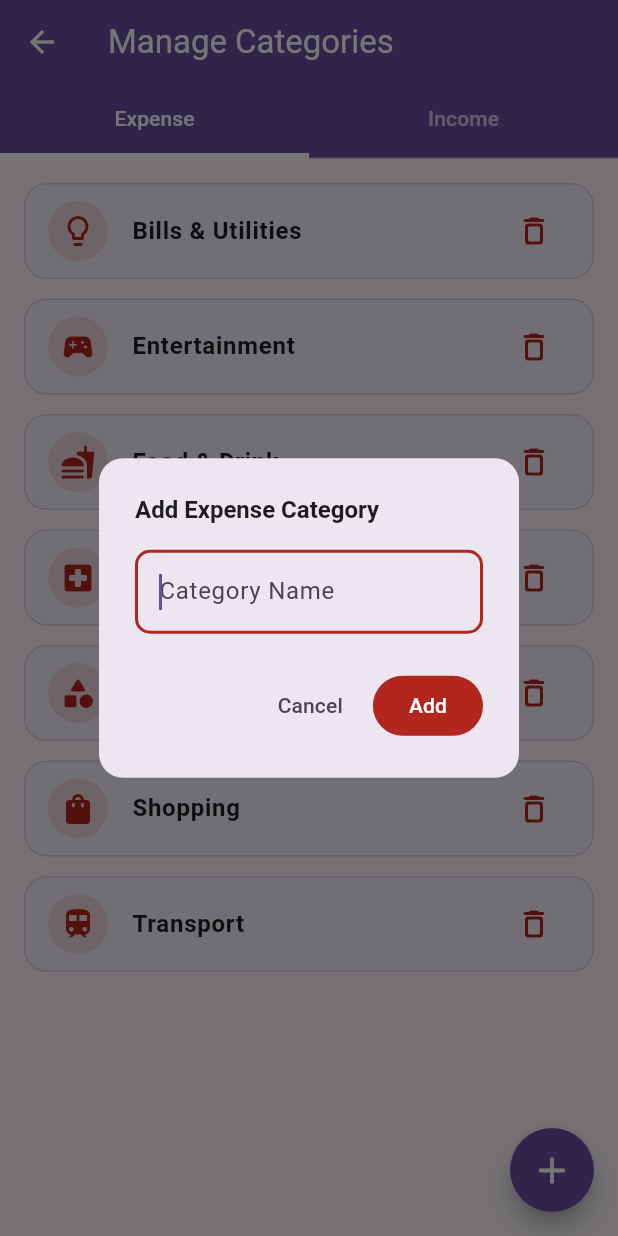
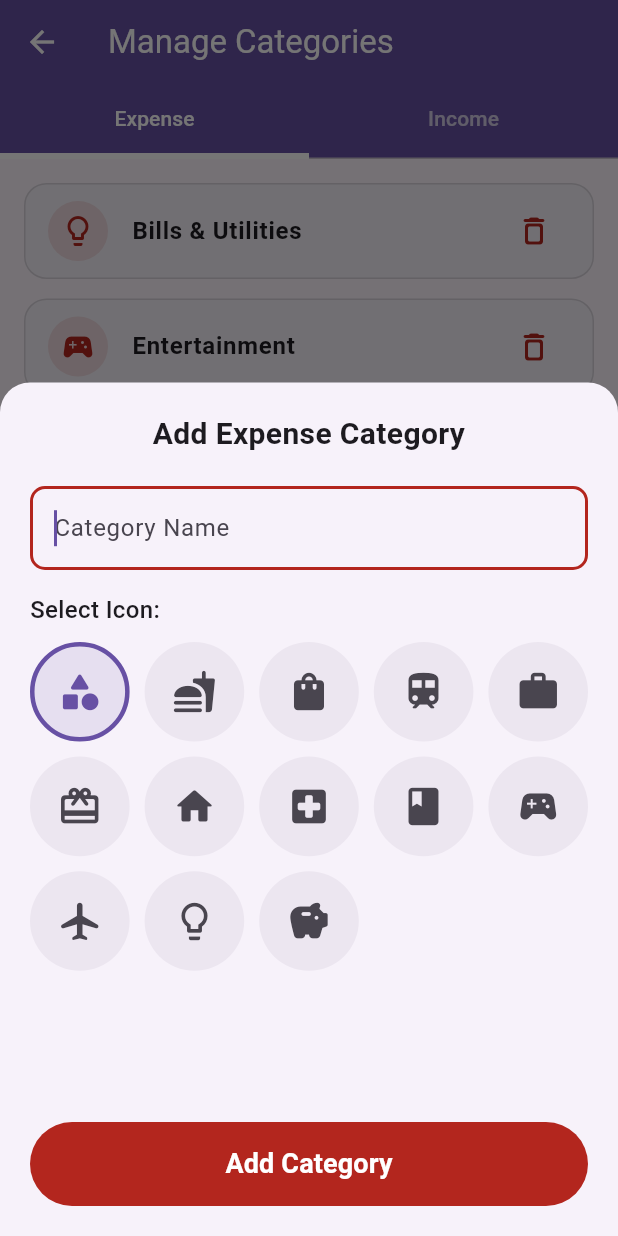
Before and after one commit to bayazidht/spend_mate, a Flutter app: the ManageCategoriesScreen screen opened directly, after a tap on the "add" icon, on a phone screen of 412 x 824 dp. Run offline on Flutter 3.47's test engine with Material 3 defaults, Android fonts, the phone set to English and light mode, and no system bars; our stand-ins replace cloud_firestore, firebase_auth, firebase_core, fl_chart, google_sign_in, shared_preferences; accounts and stored records are empty.

Commit message:
feat: Implement category icon selection
This commit enhances the category management feature by allowing users to select an icon when creating a new category. The UI for adding categories has been updated from a simple dialog to a more interactive bottom sheet.

### Key Changes:

-   **UI Enhancement:**
    -   Replaced the `AlertDialog` for adding new categories with a `showModalBottomSheet`.
    -   The new bottom sheet includes an icon grid, allowing users to visually select an icon for their new category.

-   **Icon Selection Logic:**
    -   Implemented `_buildIconGrid` to display a grid of `availableIcons`.
    -   The selected icon's name (`iconName`) is now passed to the `CategoryProvider` when `addCategory` is called.

-   **Provider Update:**
    -   The `CategoryProvider`'s `addCategory` method now accepts an `iconName` and includes it when creating the new `CategoryModel`.

-   **Display Icon:**
    -   The category list now displays the user-selected icon next to each category name.

```diff
--- a/lib/providers/category_provider.dart
+++ b/lib/providers/category_provider.dart
@@ -52,7 +52,7 @@ class CategoryProvider with ChangeNotifier {
         id: '',
         name: name,
         type: type,
-        iconName: '',
+        iconName: iconName,
       );
       await _service!.addCategory(newCategory);
     }
--- a/lib/screens/settings/manage_categories_screen.dart
+++ b/lib/screens/settings/manage_categories_screen.dart
@@ -28,27 +28,98 @@ class _ManageCategoriesScreenState extends State<ManageCategoriesScreen>
     super.dispose();
   }
 
-  void _showAddCategoryDialog(CategoryType type) {
+  Widget _buildIconGrid(
+      ColorScheme colorScheme,
+      String selectedIconName,
+      Function(String) onIconSelected,
+      ) {
+    return SizedBox(
+      height: 300,
+      child: GridView.builder(
+        gridDelegate: const SliverGridDelegateWithFixedCrossAxisCount(
+          crossAxisCount: 5,
+          childAspectRatio: 1.0,
+          mainAxisSpacing: 10,
+          crossAxisSpacing: 10,
+        ),
+        itemCount: availableIcons.length,
+        itemBuilder: (context, index) {
+          final iconEntry = availableIcons.entries.elementAt(index);
+          final iconName = iconEntry.key;
+          final IconData iconData = iconEntry.value;
+          final isSelected = iconName == selectedIconName;
+
+          return GestureDetector(
+            onTap: () {
+              onIconSelected(iconName);
+            },
+            child: Container(
+              decoration: BoxDecoration(
+                color: isSelected
+                    ? colorScheme.primary.withAlpha(30)
+                    : colorScheme.surfaceContainerHigh,
+                shape: BoxShape.circle,
+                border: isSelected
+                    ? Border.all(color: colorScheme.primary, width: 3)
+                    : null,
+              ),
+              child: Icon(
+                iconData,
+                color: isSelected
+                    ? colorScheme.primary
+                    : colorScheme.onSurfaceVariant,
+                size: 30,
+              ),
+            ),
+          );
+        },
+      ),
+    );
+  }
+
+  void _showAddCategoryBottomSheet(CategoryType type) {
     final provider = Provider.of<CategoryProvider>(context, listen: false);
     final TextEditingController nameController = TextEditingController();
     final String typeName = type == CategoryType.income ? 'Income' : 'Expense';
     final colorScheme = Theme.of(context).colorScheme;
-    final actionColor = type == CategoryType.income ? colorScheme.primary : colorScheme.error;
+    final actionColor = type == CategoryType.income
+        ? colorScheme.primary
+        : colorScheme.error;
 
-    showDialog(
+    String tempSelectedIconName = availableIcons.keys.first;
+
+    showModalBottomSheet(
       context: context,
+      isScrollControlled: true,
+      shape: const RoundedRectangleBorder(
+        borderRadius: BorderRadius.vertical(top: Radius.circular(20)),
+      ),
       builder: (context) {
-        return AlertDialog(
-          shape: RoundedRectangleBorder(borderRadius: BorderRadius.circular(16)),
-          title: Text(
+        return StatefulBuilder(
+          builder: (context, setStateSheet) {
+            String currentSelectedIconName = tempSelectedIconName;
+
+            return Padding(
+              padding: EdgeInsets.fromViewPadding(
+                View.of(context).viewInsets,
+                View.of(context).devicePixelRatio,
+              ).copyWith(top: 20, bottom: 20, left: 20, right: 20),
+              child: SingleChildScrollView(
+                child: Column(
+                  mainAxisSize: MainAxisSize.min,
+                  crossAxisAlignment: CrossAxisAlignment.stretch,
+                  children: [
+                    Text(
                       'Add $typeName Category',
                       style: TextStyle(
                         color: colorScheme.onSurface,
                         fontWeight: FontWeight.bold,
-              fontSize: 16
+                        fontSize: 20,
                       ),
+                      textAlign: TextAlign.center,
                     ),
-          content: TextField(
+                    const SizedBox(height: 20),
+                    TextField(
                       controller: nameController,
                       decoration: InputDecoration(
                         hintText: 'Category Name',
@@ -57,33 +128,60 @@ class _ManageCategoriesScreenState extends State<ManageCategoriesScreen>
                         ),
                         focusedBorder: OutlineInputBorder(
                           borderRadius: BorderRadius.circular(10),
-                borderSide: BorderSide(
-                  color: actionColor,
-                  width: 2,
-                ),
+                          borderSide: BorderSide(color: actionColor, width: 2),
                         ),
                       ),
                       autofocus: true,
                     ),
-          actions: <Widget>[
-            TextButton(
-              onPressed: () => Navigator.of(context).pop(),
-              child: Text('Cancel', style: TextStyle(color: colorScheme.onSurfaceVariant)),
+                    const SizedBox(height: 15),
+                    Align(
+                      alignment: Alignment.centerLeft,
+                      child: Text(
+                        'Select Icon:',
+                        style: TextStyle(
+                          fontWeight: FontWeight.w500,
+                          color: colorScheme.onSurface,
+                          fontSize: 16,
                         ),
+                      ),
+                    ),
+                    const SizedBox(height: 10),
+                    _buildIconGrid(
+                      colorScheme,
+                      currentSelectedIconName,
+                          (String newIconName) {
+                        setStateSheet(() {
+                          tempSelectedIconName = newIconName;
+                        });
+                      },
+                    ),
+                    const SizedBox(height: 20),
                     FilledButton(
                       style: FilledButton.styleFrom(
                         backgroundColor: actionColor,
                         foregroundColor: colorScheme.onError,
+                        padding: const EdgeInsets.symmetric(vertical: 15),
                       ),
                       onPressed: () {
                         if (nameController.text.trim().isNotEmpty) {
-                  provider.addCategory(nameController.text.trim(), type, 'food');
+                          provider.addCategory(
+                            nameController.text.trim(),
+                            type,
+                            tempSelectedIconName,
+                          );
                           Navigator.of(context).pop();
                         }
                       },
-              child: const Text('Add'),
+                      child: const Text(
+                        'Add Category',
+                        style: TextStyle(fontSize: 18, fontWeight: FontWeight.bold),
+                      ),
                     ),
                   ],
+                ),
+              ),
+            );
+          },
         );
       },
     );
@@ -140,7 +238,7 @@ class _ManageCategoriesScreenState extends State<ManageCategoriesScreen>
               ? CategoryType.expense
               : CategoryType.income;
 
-          _showAddCategoryDialog(selectedType);
+          _showAddCategoryBottomSheet(selectedType);
         },
         child: const Icon(Icons.add_rounded, size: 30),
       ),
@@ -161,7 +259,9 @@ class _ManageCategoriesScreenState extends State<ManageCategoriesScreen>
             mainAxisSize: MainAxisSize.min,
             children: [
               Icon(
-                type == CategoryType.income ? Icons.payments_rounded : Icons.shopping_bag_rounded,
+                type == CategoryType.income
+                    ? Icons.payments_rounded
+                    : Icons.shopping_bag_rounded,
                 size: 60,
                 color: colorScheme.outlineVariant,
               ),
@@ -187,7 +287,9 @@ class _ManageCategoriesScreenState extends State<ManageCategoriesScreen>
       );
     }
 
-    final iconColor = type == CategoryType.income ? colorScheme.primary : colorScheme.error;
+    final iconColor = type == CategoryType.income
+        ? colorScheme.primary
+        : colorScheme.error;
     final backgroundColor = colorScheme.surfaceContainerLow;
 
     return ListView.builder(
@@ -196,6 +298,7 @@ class _ManageCategoriesScreenState extends State<ManageCategoriesScreen>
       itemBuilder: (context, index) {
         final category = categories[index];
         final IconData? categoryIconData = availableIcons[category.iconName];
+
         return Padding(
           padding: const EdgeInsets.only(bottom: 5.0),
           child: Card(
@@ -219,11 +322,7 @@ class _ManageCategoriesScreenState extends State<ManageCategoriesScreen>
                   shape: BoxShape.circle,
                   color: iconColor.withAlpha(30),
                 ),
-                child: Icon(
-                  categoryIconData,
-                  color: iconColor,
-                  size: 24,
-                ),
+                child: Icon(categoryIconData, color: iconColor, size: 24),
               ),
               title: Text(
                 category.name,
@@ -233,12 +332,17 @@ class _ManageCategoriesScreenState extends State<ManageCategoriesScreen>
                 ),
               ),
               trailing: IconButton(
-                icon: Icon(Icons.delete_outline_rounded, color: colorScheme.error),
+                icon: Icon(
+                  Icons.delete_outline_rounded,
+                  color: colorScheme.error,
+                ),
                 onPressed: () async {
                   final bool? confirm = await showDialog<bool>(
                     context: context,
                     builder: (ctx) => AlertDialog(
-                      shape: RoundedRectangleBorder(borderRadius: BorderRadius.circular(16)),
+                      shape: RoundedRectangleBorder(
+                        borderRadius: BorderRadius.circular(16),
+                      ),
                       title: const Text('Confirm Deletion'),
                       content: Text(
                         'Are you sure you want to delete the category "${category.name}"? This action cannot be undone.',
@@ -246,14 +350,22 @@ class _ManageCategoriesScreenState extends State<ManageCategoriesScreen>
                       actions: [
                         TextButton(
                           onPressed: () => Navigator.of(ctx).pop(false),
-                          child: Text('Cancel', style: TextStyle(color: colorScheme.onSurfaceVariant)),
+                          child: Text(
+                            'Cancel',
+                            style: TextStyle(
+                              color: colorScheme.onSurfaceVariant,
+                            ),
+                          ),
                         ),
                         FilledButton(
                           style: FilledButton.styleFrom(
                             backgroundColor: colorScheme.error,
                           ),
                           onPressed: () => Navigator.of(ctx).pop(true),
-                          child: Text('Delete', style: TextStyle(color: colorScheme.onError)),
+                          child: Text(
+                            'Delete',
+                            style: TextStyle(color: colorScheme.onError),
+                          ),
                         ),
                       ],
                     ),
```
Lines whose indentation alone changed are shown as unchanged.
